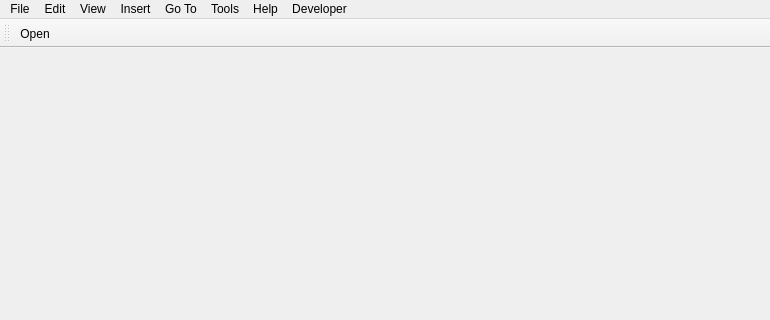
Qt form Pdf4QtViewer/pdfviewermainwindow.ui (studio-berry/loop) before a commit; both pictures show x 0 to 770 and y 0 to 320 of the 770 by 572 pixel window.
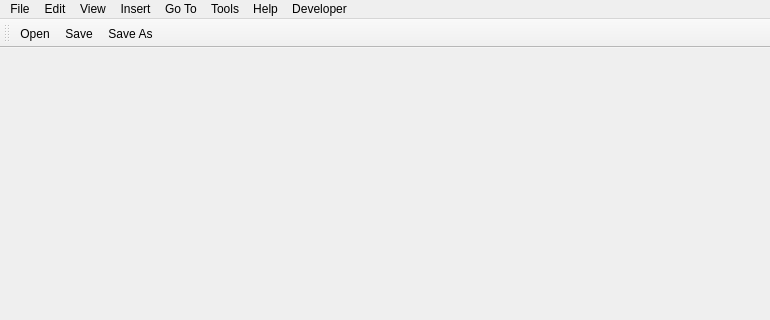
The same form after that commit. Icons and pictures are not drawn.

Commit message: Issue #141: Save button in toolbar

Diff of the .ui file:
```diff
--- a/Pdf4QtViewer/pdfviewermainwindow.ui
+++ b/Pdf4QtViewer/pdfviewermainwindow.ui
@@ -223,6 +223,8 @@
     <bool>false</bool>
    </attribute>
    <addaction name="actionOpen"/>
+   <addaction name="actionSave"/>
+   <addaction name="actionSave_As"/>
   </widget>
   <widget class="QStatusBar" name="statusBar"/>
   <action name="actionOpen">
```
The commit also changes 1 other file.
